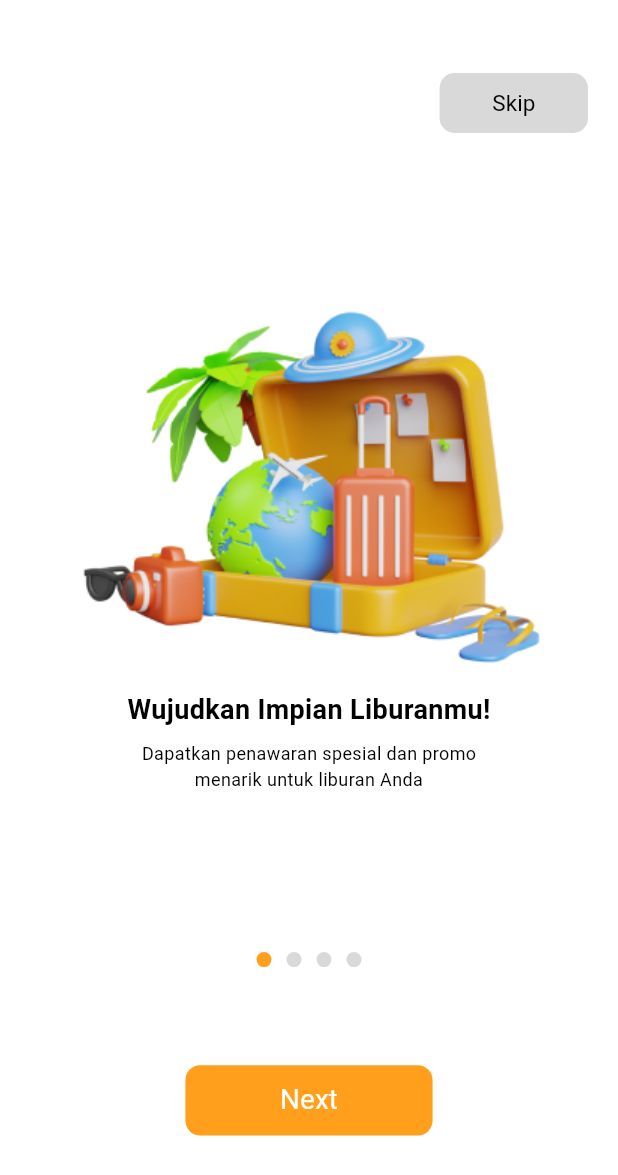
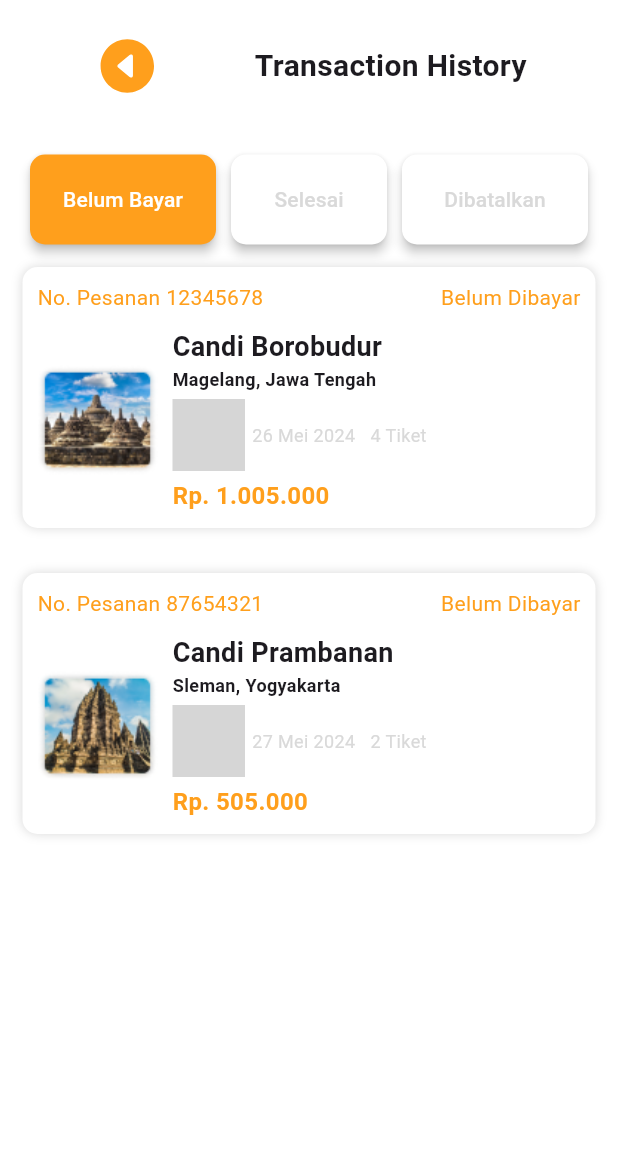
Before and after one commit to NabilMQ/Travelin, a Flutter app: the screen it shows after launch, on a phone screen of 412 x 824 dp. Shown: the top 1175 px of the screen. Run offline on Flutter 3.47's test engine with Material 3 defaults, Android fonts, the phone set to English and light mode, and no system bars; drawn by our look-alikes of carousel_slider; our stand-ins replace animated_custom_dropdown, cloud_firestore, firebase_auth, firebase_core, flutter_svg; accounts and stored records are empty; Roboto replaces fonts that are missing (Poppins); grey boxes are pictures that could not be loaded.

Commit message:
membuat page history

```diff
--- a/lib/main.dart
+++ b/lib/main.dart
@@ -3,6 +3,7 @@ import 'package:flutter/material.dart';
 import 'package:flutter/services.dart';
 import 'package:travelin/firebase_options.dart';
 import 'package:travelin/view/getStarted/get_started.dart';
+import 'package:travelin/view/history/history.dart';
 import 'package:travelin/view/signUp/sign_up.dart';
 
 Future <void> main() async {
@@ -52,6 +53,6 @@ class Main extends StatefulWidget {
 class _MainState extends State<Main> {
   @override
   Widget build(BuildContext context) {
-    return const GetStarted();
+    return const History();
   }
 }
--- /dev/null
+++ b/lib/view/history/history.dart
@@ -0,0 +1,406 @@
+import 'package:flutter/material.dart';
+import 'package:flutter_svg/flutter_svg.dart';
+import 'package:travelin/controller/color_controller.dart';
+
+class History extends StatefulWidget {
+  const History ({ super.key });
+
+  @override
+  State <History> createState() => _HistoryState();
+}
+
+class NewPage extends StatelessWidget {
+  final String content;
+  const NewPage({super.key, required this.content});
+
+  @override
+  Widget build(BuildContext context) {
+    return Scaffold(
+      appBar: AppBar(
+        title: const Text("New Page"),
+      ),
+      body: Center(
+        child: Text(content),
+      ),
+    );
+  }
+}
+
+class _HistoryState extends State<History> {
+  final ValueNotifier<String> _buttonContentNotifier =
+      ValueNotifier<String>("Belum Bayar");
+
+  @override
+  void dispose() {
+    _buttonContentNotifier.dispose();
+    super.dispose();
+  }
+
+  void _changeContent(String newContent) {
+    _buttonContentNotifier.value = newContent;
+  }
+
+  @override
+  Widget build(BuildContext context) {
+    return Scaffold(
+      backgroundColor: getWhiteColor,
+      body: Column(
+        children: [
+          Container(
+            margin: const EdgeInsets.fromLTRB(0, 20, 0, 20),
+            child: Row(
+              mainAxisAlignment: MainAxisAlignment.spaceEvenly,
+              children: [
+                IconButton(
+                  splashRadius: 0.1,
+                  padding: const EdgeInsets.all(0),
+                  icon: SvgPicture.asset("assets/icons/Back Button.svg"),
+                  onPressed: () {},
+                ),
+                const Text(
+                  "Transaction History",
+                  style: TextStyle(
+                    fontSize: 20,
+                    fontWeight: FontWeight.w600,
+                  ),
+                ),
+              ],
+            ),
+          ),
+          Container(
+            margin: const EdgeInsets.fromLTRB(20, 15, 20, 0),
+            child: Row(
+              mainAxisAlignment: MainAxisAlignment.spaceBetween,
+              children: [
+                Expanded(
+                  child: ValueListenableBuilder<String>(
+                    valueListenable: _buttonContentNotifier,
+                    builder: (context, value, child) {
+                      return ElevatedButton(
+                        onPressed: () {
+                          _changeContent("Belum Bayar");
+                        },
+                        style: ElevatedButton.styleFrom(
+                          padding: const EdgeInsets.symmetric(vertical: 20),
+                          fixedSize: const Size(double.infinity, double.infinity),
+                          backgroundColor: value == "Belum Bayar"
+                              ? getOrangeColor
+                              : getWhiteColor,
+                          surfaceTintColor: getTransparentColor,
+                          foregroundColor: value == "Belum Bayar"
+                              ? getWhiteColor
+                              : getGreyColor,
+                          shadowColor: getBlackColor,
+                          elevation: 3,
+                          shape: RoundedRectangleBorder(
+                            borderRadius: BorderRadius.circular(10),
+                          ),
+                        ),
+                        child: const FittedBox(
+                            fit: BoxFit.scaleDown, child: Text("Belum Bayar")),
+                      );
+                    },
+                  ),
+                ),
+                Expanded(
+                  child: ValueListenableBuilder<String>(
+                    valueListenable: _buttonContentNotifier,
+                    builder: (context, value, child) {
+                      return Container(
+                        margin: const EdgeInsets.only(left: 10, right: 10),
+                        child: ElevatedButton(
+                          onPressed: () {
+                            _changeContent("Selesai");
+                          },
+                          style: ElevatedButton.styleFrom(
+                            padding: const EdgeInsets.symmetric(vertical: 20),
+                            fixedSize: const Size(double.infinity, double.infinity),
+                            backgroundColor: value == "Selesai"
+                                ? getOrangeColor
+                                : getWhiteColor,
+                            surfaceTintColor: getTransparentColor,
+                            foregroundColor: value == "Selesai"
+                                ? getWhiteColor
+                                : getGreyColor,
+                            shadowColor: getBlackColor,
+                            elevation: 3,
+                            shape: RoundedRectangleBorder(
+                              borderRadius: BorderRadius.circular(10),
+                            ),
+                          ),
+                          child: const FittedBox(
+                              fit: BoxFit.scaleDown, child: Text("Selesai")),
+                        ),
+                      );
+                    },
+                  ),
+                ),
+                Expanded(
+                  child: ValueListenableBuilder<String>(
+                    valueListenable: _buttonContentNotifier,
+                    builder: (context, value, child) {
+                      return ElevatedButton(
+                        onPressed: () {
+                          _changeContent("Dibatalkan");
+                        },
+                        style: ElevatedButton.styleFrom(
+                          padding: const EdgeInsets.symmetric(vertical: 20),
+                          fixedSize: const Size(double.infinity, double.infinity),
+                          backgroundColor: value == "Dibatalkan"
+                              ? getOrangeColor
+                              : getWhiteColor,
+                          surfaceTintColor: getTransparentColor,
+                          foregroundColor: value == "Dibatalkan"
+                              ? getWhiteColor
+                              : getGreyColor,
+                          shadowColor: getBlackColor,
+                          elevation: 3,
+                          shape: RoundedRectangleBorder(
+                            borderRadius: BorderRadius.circular(10),
+                          ),
+                        ),
+                        child: const FittedBox(
+                            fit: BoxFit.scaleDown, child: Text("Dibatalkan")),
+                      );
+                    },
+                  ),
+                ),
+              ],
+            ),
+          ),
+          Expanded(
+            child: ValueListenableBuilder<String>(
+              valueListenable: _buttonContentNotifier,
+              builder: (context, value, child) {
+                return IndexedStack(
+                  index: value == "Belum Bayar"
+                      ? 0
+                      : value == "Selesai"
+                          ? 1
+                          : 2,
+                  children: [
+                    _buildPageContent("Belum Bayar"),
+                    _buildPageContent("Selesai"),
+                    _buildPageContent("Dibatalkan"),
+                  ],
+                );
+              },
+            ),
+          )
+        ],
+      ),
+    );
+  }
+
+  Widget _buildPageContent(String status) {
+    // You can replace this mock data with your real data
+    final Map<String, List<Map<String, String>>> pageContent = {
+      "Belum Bayar": [
+        {
+          "orderNumber": "12345678",
+          "status": "Belum Dibayar",
+          "image": "assets/images/Borobudur.png",
+          "title": "Candi Borobudur",
+          "location": "Magelang, Jawa Tengah",
+          "date": "26 Mei 2024",
+          "tickets": "4 Tiket",
+          "price": "Rp. 1.005.000",
+        },
+        {
+          "orderNumber": "87654321",
+          "status": "Belum Dibayar",
+          "image": "assets/images/Prambanan.png",
+          "title": "Candi Prambanan",
+          "location": "Sleman, Yogyakarta",
+          "date": "27 Mei 2024",
+          "tickets": "2 Tiket",
+          "price": "Rp. 505.000",
+        },
+      ],
+      "Selesai": [
+        {
+          "orderNumber": "11223344",
+          "status": "Selesai",
+          "image": "assets/images/Borobudur.png",
+          "title": "Candi Borobudur",
+          "location": "Magelang, Jawa Tengah",
+          "date": "28 Mei 2024",
+          "tickets": "3 Tiket",
+          "price": "Rp. 755.000",
+        },
+        {
+          "orderNumber": "44332211",
+          "status": "Selesai",
+          "image": "assets/images/Prambanan.png",
+          "title": "Candi Prambanan",
+          "location": "Sleman, Yogyakarta",
+          "date": "29 Mei 2024",
+          "tickets": "5 Tiket",
+          "price": "Rp. 1.255.000",
+        },
+      ],
+      "Dibatalkan": [
+        {
+          "orderNumber": "55667788",
+          "status": "Dibatalkan",
+          "image": "assets/images/Borobudur.png",
+          "title": "Candi Borobudur",
+          "location": "Magelang, Jawa Tengah",
+          "date": "30 Mei 2024",
+          "tickets": "2 Tiket",
+          "price": "Rp. 505.000",
+        },
+        {
+          "orderNumber": "88776655",
+          "status": "Dibatalkan",
+          "image": "assets/images/Prambanan.png",
+          "title": "Candi Prambanan",
+          "location": "Sleman, Yogyakarta",
+          "date": "31 Mei 2024",
+          "tickets": "4 Tiket",
+          "price": "Rp. 1.005.000",
+        },
+      ],
+    };
+
+    return ListView.builder(
+      itemCount: pageContent[status]?.length ?? 0,
+      itemBuilder: (context, index) {
+        final item = pageContent[status]![index];
+        return Container(
+          margin: const EdgeInsets.all(15),
+          padding: const EdgeInsets.all(10),
+          decoration: BoxDecoration(
+            color: getWhiteColor,
+            borderRadius: BorderRadius.circular(10),
+            boxShadow: [
+              BoxShadow(color: getGreyColor, blurRadius: 5),
+            ],
+          ),
+          child: Column(
+            crossAxisAlignment: CrossAxisAlignment.start,
+            children: [
+              Row(
+                mainAxisAlignment: MainAxisAlignment.spaceBetween,
+                children: [
+                  Text(
+                    "No. Pesanan ${item["orderNumber"]}",
+                    style: TextStyle(color: getOrangeColor),
+                  ),
+                  Text(
+                    item["status"]!,
+                    style: TextStyle(color: getOrangeColor),
+                  ),
+                ],
+              ),
+              const SizedBox(height: 10),
+              GestureDetector(
+                onTap: () {},
+                child: Row(
+                  children: [
+                    Image.asset(item["image"]!, width: 80, height: 80),
+                    const SizedBox(width: 10),
+                    Expanded(
+                      child: Column(
+                        crossAxisAlignment: CrossAxisAlignment.start,
+                        children: [
+                          Text(
+                            item["title"]!,
+                            style: const TextStyle(
+                              fontSize: 18,
+                              fontWeight: FontWeight.w600,
+                            ),
+                          ),
+                          Text(
+                            item["location"]!,
+                            style: const TextStyle(
+                              fontSize: 12,
+                              fontWeight: FontWeight.w600,
+                            ),
+                          ),
+                          const SizedBox(height: 5),
+                          Row(
+                            children: [
+                              SvgPicture.asset(
+                                "assets/icons/date1.svg",
+                                alignment: Alignment.centerLeft,
+                              ),
+                              const SizedBox(width: 5),
+                              Text(
+                                item["date"]!,
+                                style: TextStyle(
+                                  fontSize: 12,
+                                  color: getGreyColor,
+                                ),
+                              ),
+                              const SizedBox(width: 10),
+                              Text(
+                                item["tickets"]!,
+                                style: TextStyle(
+                                  fontSize: 12,
+                                  color: getGreyColor,
+                                ),
+                              ),
+                            ],
+                          ),
+                          const SizedBox(height: 5),
+                          Text(
+                            item["price"]!,
+                            style: TextStyle(
+                              fontSize: 16,
+                              fontWeight: FontWeight.w600,
+                              color: getOrangeColor,
+                            ),
+                          ),
+                        ],
+                      ),
+                    ),
+                  ],
+                ),
+              ),
+              if (status == "Selesai") ...[
+                const SizedBox(height: 10),
+                Row(
+                  mainAxisAlignment: MainAxisAlignment.end,
+                  children: [
+                    ElevatedButton(
+                      onPressed: () {
+                        // Tambahkan logika untuk Tulis Ulasan
+                      },
+                      style: ElevatedButton.styleFrom(
+                          backgroundColor: getWhiteColor,
+                          foregroundColor: getGreyColor,
+                          surfaceTintColor: getTransparentColor,
+                          elevation: 3,
+                          shape: RoundedRectangleBorder(
+                              borderRadius: BorderRadius.circular(10))),
+                      child: const Text("Beli Lagi"),
+                    ),
+                    const SizedBox(width: 10),
+                    ElevatedButton(
+                      onPressed: () {
+                        // Tambahkan logika untuk Beli Lagi
+                      },
+                      style: ElevatedButton.styleFrom(
+                        backgroundColor: getOrangeColor,
+                        foregroundColor: getWhiteColor,
+                        surfaceTintColor: getTransparentColor,
+                        elevation: 3,
+                        shape: RoundedRectangleBorder(
+                          borderRadius: BorderRadius.circular(10),
+                        ),
+                      ),
+                      child: const Text(
+                        "Tulis Ulasan",
+                      ),
+                    ),
+                  ],
+                ),
+              ],
+            ],
+          ),
+        );
+      },
+    );
+  }
+}
```
Also changed, not shown: assets/images/Borobudur.png (added), assets/images/Prambanan.png (added).
